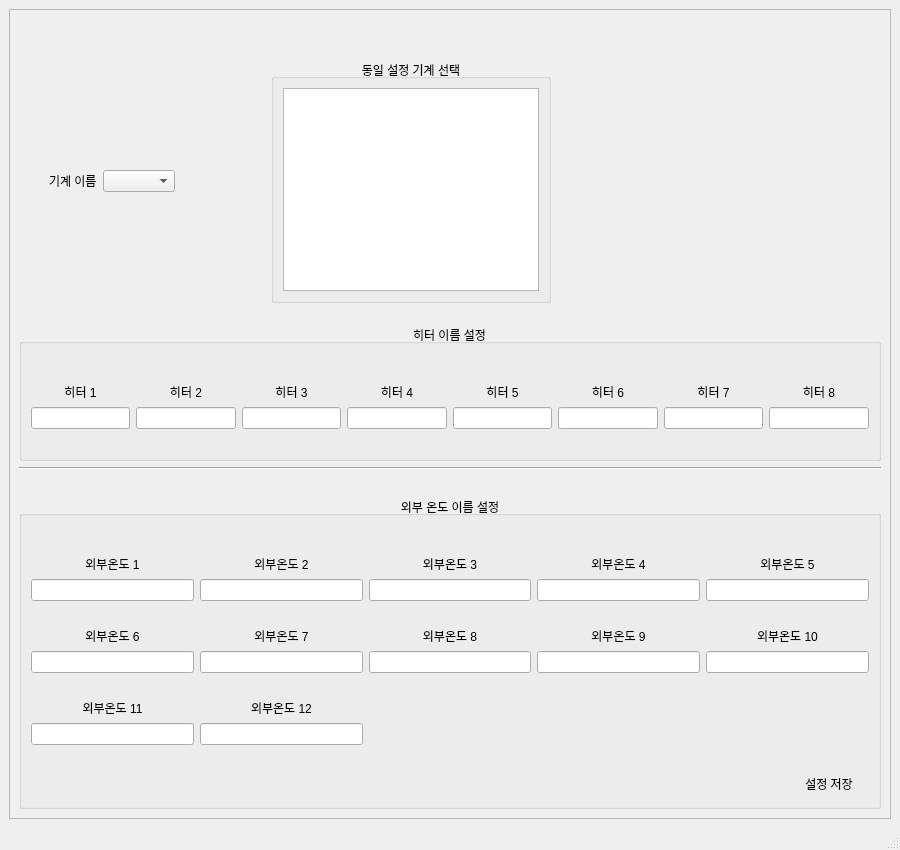
Above: heatername_setting.ui from good7zzang/QT_DBA before the change. Below: the same form after it.
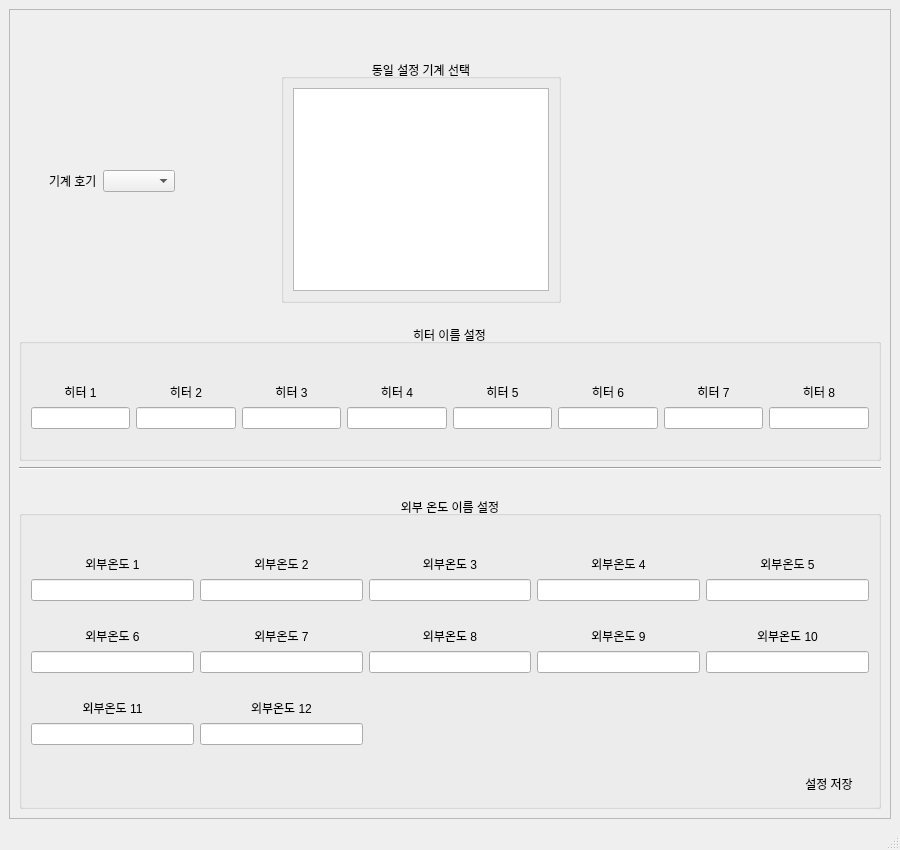
That is the form after the change.

Patch:
```diff
--- a/heatername_setting.ui
+++ b/heatername_setting.ui
@@ -60,7 +60,7 @@
              </sizepolicy>
             </property>
             <property name="text">
-             <string>기계 이름</string>
+             <string>기계 호기</string>
             </property>
            </widget>
           </item>
@@ -106,7 +106,7 @@
             </property>
             <property name="sizeHint" stdset="0">
              <size>
-              <width>90</width>
+              <width>100</width>
               <height>0</height>
              </size>
             </property>
```
Left out of the diff: 2 changed lines with no effect on the pictures.
